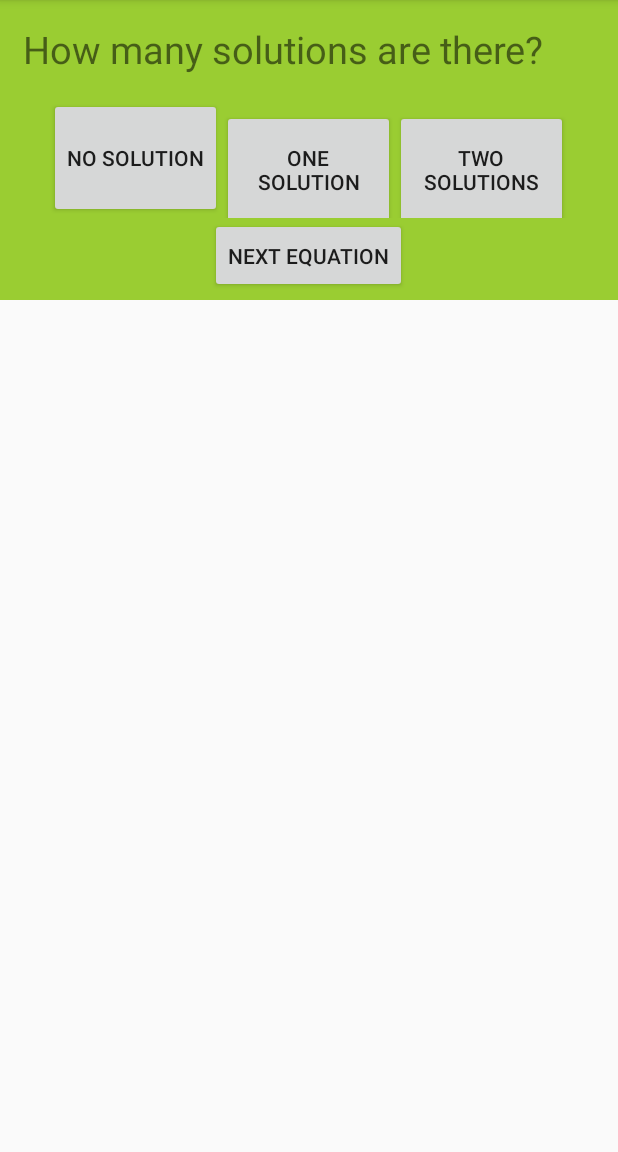
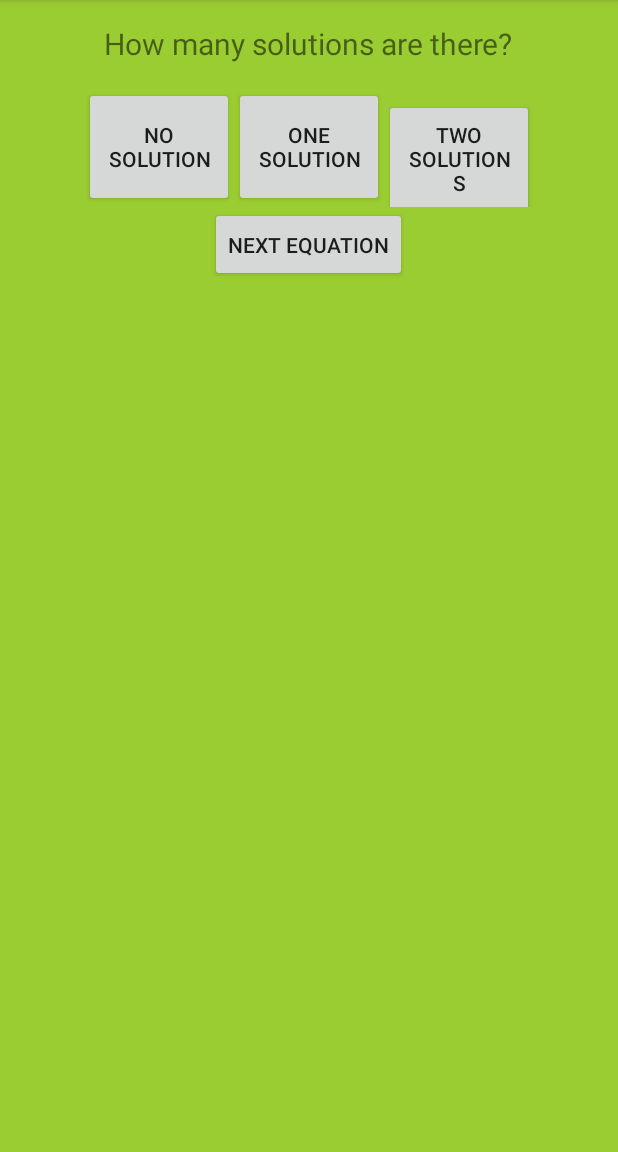
Before and after one commit to MannySandhu/Android-Quadratic-App, an Android app: the fragment QuizFragment shown on its own in the app's theme, on a phone screen of 412 x 824 dp, the part 84-1236 px from its top. Run offline under Robolectric (Android 15) with nearby library versions, the phone set to English and light mode, and no system bars.

Commit message:
Fragment errors fixed

```diff
--- a/QuadraticSolverApplication/app/src/main/res/layout/quiz_fragment_layout.xml
+++ b/QuadraticSolverApplication/app/src/main/res/layout/quiz_fragment_layout.xml
@@ -1,6 +1,6 @@
 <?xml version="1.0" encoding="utf-8"?>
 <LinearLayout xmlns:android="http://schemas.android.com/apk/res/android"
-    android:layout_width="match_parent" android:layout_height="200dp"
+    android:layout_width="match_parent" android:layout_height="match_parent"
     android:background="#9ACD32">
 
     <LinearLayout
@@ -13,7 +13,8 @@
             android:layout_width="wrap_content"
             android:layout_height="wrap_content"
             android:padding="15dp"
-            android:textSize="25sp"
+            android:textSize="20sp"
+            android:layout_gravity="center"
             android:text="@string/fragmentSolutionChoice"/>
 
         <LinearLayout
@@ -24,17 +25,17 @@
 
             <Button
                 android:id="@+id/NoSolutionButton"
-                android:layout_width="115dp"
+                android:layout_width="100dp"
                 android:layout_height="80dp"
                 android:text="@string/noSolution"/>
             <Button
                 android:id="@+id/OneSolutionButton"
-                android:layout_width="115dp"
+                android:layout_width="100dp"
                 android:layout_height="80dp"
                 android:text="@string/oneSolution"/>
             <Button
                 android:id="@+id/TwoSolutionButton"
-                android:layout_width="115dp"
+                android:layout_width="100dp"
                 android:layout_height="80dp"
                 android:text="@string/twoSolutions"/>
 
--- a/QuadraticSolverApplication/app/src/main/res/layout/two_solution_fragment.xml
+++ b/QuadraticSolverApplication/app/src/main/res/layout/two_solution_fragment.xml
@@ -14,7 +14,7 @@
             android:layout_width="wrap_content"
             android:layout_height="wrap_content"
             android:padding="15dp"
-            android:textSize="25sp"
+            android:textSize="20sp"
             android:layout_gravity="center"
             android:text="@string/twoSolutionInformation"/>
 
@@ -53,13 +53,13 @@
 
             <Button
                 android:id="@+id/BackButton"
-                android:layout_width="150dp"
+                android:layout_width="100dp"
                 android:layout_height="match_parent"
                 android:text="@string/backButton" />
 
             <Button
                 android:id="@+id/SolveEquationButton"
-                android:layout_width="150dp"
+                android:layout_width="100dp"
                 android:layout_height="match_parent"
                 android:text="@string/solveButton" />
 
```
Also changed, not shown: QuadraticSolverApplication/app/src/main/java/com/sandhu/manny/quadraticsolverapplication/QuizActivity.java (+7 -3 lines), QuadraticSolverApplication/app/src/main/res/layout/activity_quiz.xml (+3 -9 lines).
